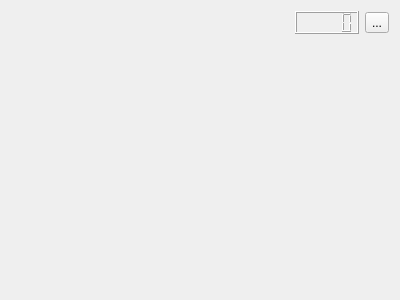
JackLeEmmerdeur/knfancurve, file ChartWrapper.ui: the form before one commit.
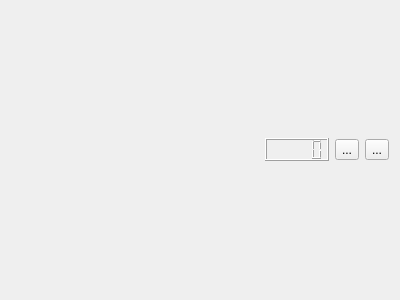
The form after the commit. Icons and pictures are not drawn.

Commit message: stable alpha layout probs fixed

What changed in the file:
```diff
--- a/ChartWrapper.ui
+++ b/ChartWrapper.ui
@@ -10,6 +10,12 @@
     <height>300</height>
    </rect>
   </property>
+  <property name="sizePolicy">
+   <sizepolicy hsizetype="Expanding" vsizetype="Expanding">
+    <horstretch>0</horstretch>
+    <verstretch>0</verstretch>
+   </sizepolicy>
+  </property>
   <property name="windowTitle">
    <string>Form</string>
   </property>
@@ -20,7 +26,7 @@
    <item>
     <layout class="QVBoxLayout" name="verticalLayout" stretch="0,1">
      <item>
-      <layout class="QHBoxLayout" name="horizontalLayout_2" stretch="0,0,0">
+      <layout class="QHBoxLayout" name="horizontalLayout_2" stretch="0,0,0,0">
        <property name="sizeConstraint">
         <enum>QLayout::SetDefaultConstraint</enum>
        </property>
@@ -40,6 +46,17 @@
        <item>
         <widget class="QLCDNumber" name="currentGraphValueLCD"/>
        </item>
+       <item>
+        <widget class="QToolButton" name="showGraphDataBtn">
+         <property name="text">
+          <string>...</string>
+         </property>
+         <property name="icon">
+          <iconset resource="app.qrc">
+           <normaloff>:/icons/open-menu.png</normaloff>:/icons/open-menu.png</iconset>
+         </property>
+        </widget>
+       </item>
        <item>
         <widget class="QToolButton" name="closeGraphBtn">
          <property name="text">
@@ -54,7 +71,7 @@
       </layout>
      </item>
      <item>
-      <layout class="QHBoxLayout" name="graphDataContainer"/>
+      <layout class="QVBoxLayout" name="graphDataContainer"/>
      </item>
     </layout>
    </item>
```
The commit also changes 10 other files.
